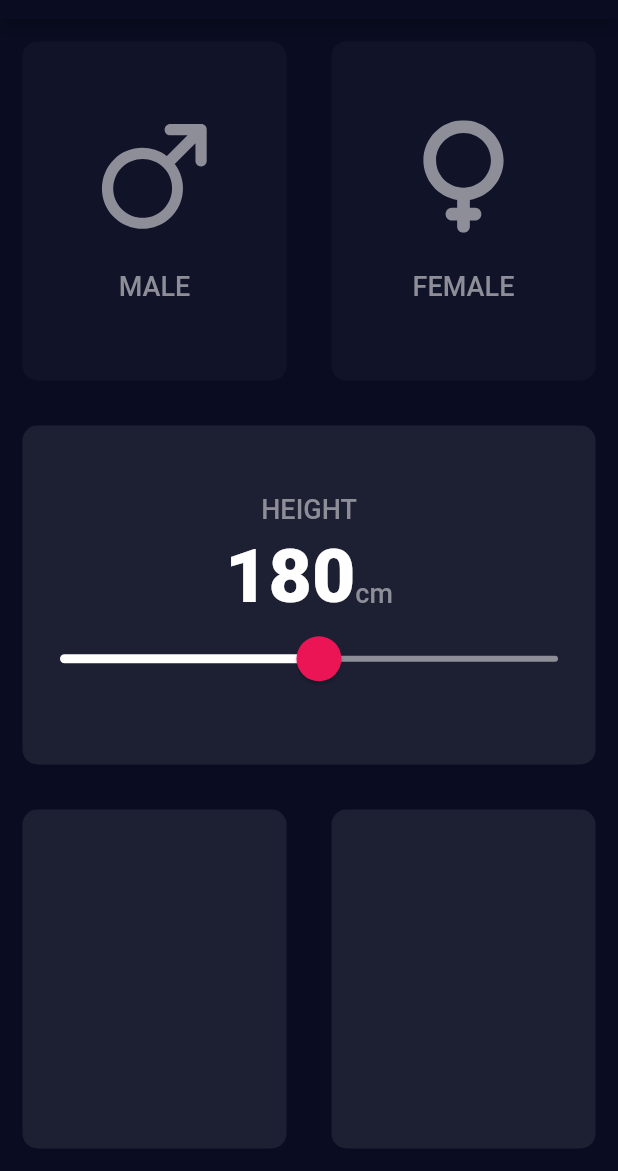
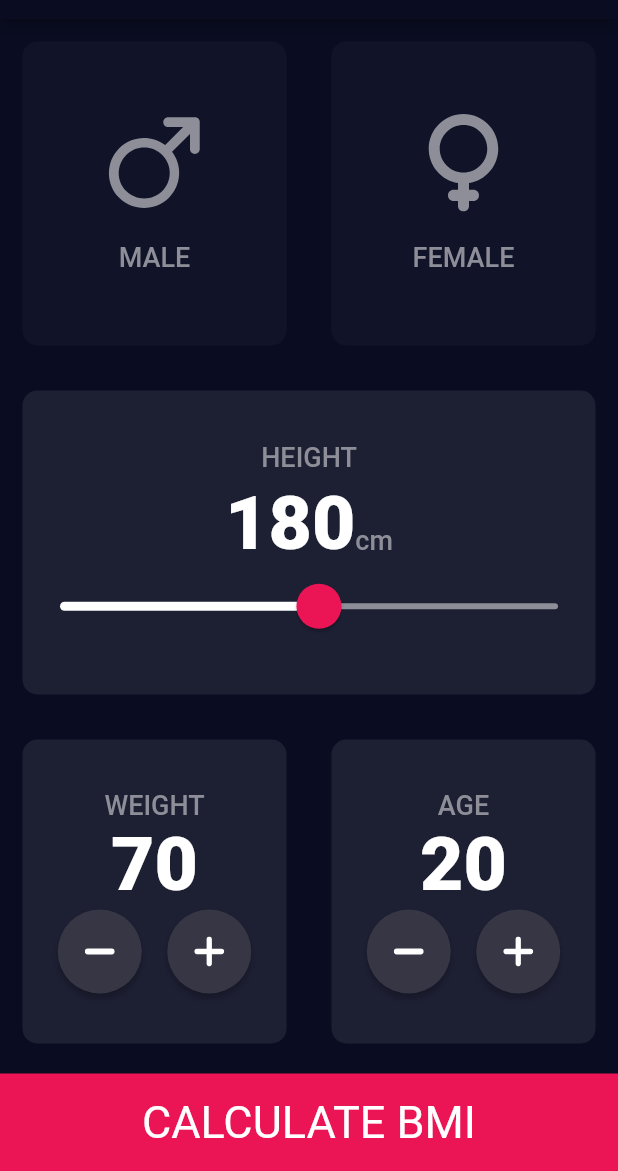
Before and after one commit to nabilmersni/BMI_Calculator-Flutter-App, a Flutter app: the screen it shows after launch, on a phone screen of 412 x 824 dp, the part 65-1236 px from its top. Run offline on Flutter 3.47's test engine with Material 2 defaults, Android fonts, the phone set to English and light mode, and no system bars; our stand-ins replace flutter_svg.

Commit message:
creating a flutter widget from scratch, finishing the input page UI

```diff
--- a/lib/components/gender_btn_content.dart
+++ b/lib/components/gender_btn_content.dart
@@ -17,10 +17,10 @@ class GenderBTNContent extends StatelessWidget {
         SvgPicture.asset(
           svgPath,
           color: iconColor,
-          width: 75,
+          width: 65,
         ),
         const SizedBox(
-          height: 25,
+          height: 20,
         ),
         Text(
           text,
--- a/lib/input_page.dart
+++ b/lib/input_page.dart
@@ -3,6 +3,7 @@ import './components/card_container.dart';
 import './components/gender_btn_content.dart';
 import 'package:flutter_svg/flutter_svg.dart';
 import 'constants.dart';
+import 'dart:math';
 
 enum Gender {
   male,
@@ -20,6 +21,8 @@ class InputPage extends StatefulWidget {
 class _InputPageState extends State<InputPage> {
   Gender gender = Gender.notSelected;
   double currentHeight = 180;
+  int currentWeight = 70;
+  int currentAge = 20;
 
   @override
   Widget build(BuildContext context) {
@@ -137,17 +140,134 @@ class _InputPageState extends State<InputPage> {
                   Expanded(
                     child: CardContainer(
                       bgColor: kActiveCardContainerColor,
+                      cardChild: Column(
+                        mainAxisAlignment: MainAxisAlignment.center,
+                        children: [
+                          const Text(
+                            'WEIGHT',
+                            style: kLabelTextStyle,
+                          ),
+                          Text(
+                            currentWeight.toString(),
+                            style: kBoldTextStyle,
+                          ),
+                          Row(
+                            mainAxisAlignment: MainAxisAlignment.center,
+                            children: [
+                              RoundIconButton(
+                                svgPath: 'images/minus.svg',
+                                onPressed: () {
+                                  setState(() {
+                                    currentWeight > 0 ? currentWeight-- : null;
+                                  });
+                                },
+                              ),
+                              const SizedBox(
+                                width: 17,
+                              ),
+                              RoundIconButton(
+                                svgPath: 'images/plus.svg',
+                                onPressed: () {
+                                  setState(() {
+                                    currentWeight++;
+                                  });
+                                },
+                              ),
+                            ],
+                          )
+                        ],
+                      ),
                     ),
                   ),
                   Expanded(
                     child: CardContainer(
                       bgColor: kActiveCardContainerColor,
+                      cardChild: Column(
+                        mainAxisAlignment: MainAxisAlignment.center,
+                        children: [
+                          const Text(
+                            'AGE',
+                            style: kLabelTextStyle,
+                          ),
+                          Text(
+                            currentAge.toString(),
+                            style: kBoldTextStyle,
+                          ),
+                          Row(
+                            mainAxisAlignment: MainAxisAlignment.center,
+                            children: [
+                              RoundIconButton(
+                                svgPath: 'images/minus.svg',
+                                onPressed: () {
+                                  setState(() {
+                                    currentAge > 0 ? currentAge-- : null;
+                                  });
+                                },
+                              ),
+                              const SizedBox(
+                                width: 17,
+                              ),
+                              RoundIconButton(
+                                svgPath: 'images/plus.svg',
+                                onPressed: () {
+                                  setState(() {
+                                    currentAge++;
+                                  });
+                                },
+                              ),
+                            ],
+                          )
+                        ],
+                      ),
                     ),
                   ),
                 ],
               ),
             ),
+            GestureDetector(
+              onTap: () {
+                //currentWeight / pow(currentHeight * 0.01, 2)
+              },
+              child: Container(
+                margin: EdgeInsets.only(top: 5),
+                height: 65,
+                width: double.infinity,
+                color: Color(0xffEB1555),
+                child: const Center(
+                  child: Text(
+                    'CALCULATE BMI',
+                    style: TextStyle(fontSize: 30),
+                  ),
+                ),
+              ),
+            )
           ],
         ));
   }
 }
+
+class RoundIconButton extends StatelessWidget {
+  const RoundIconButton({this.svgPath, this.onPressed});
+
+  final svgPath;
+  final onPressed;
+
+  @override
+  Widget build(BuildContext context) {
+    return RawMaterialButton(
+      child: SvgPicture.asset(
+        svgPath,
+        color: Colors.white,
+        width: 20,
+      ),
+      onPressed: onPressed,
+      elevation: 2,
+      constraints: const BoxConstraints.tightFor(
+        width: 56.0,
+        height: 56.0,
+      ),
+      fillColor: Color(0xff373645),
+      shape: CircleBorder(),
+    );
+  }
+}
```
Also changed, not shown: images/minus.svg (added), images/plus.svg (added).
